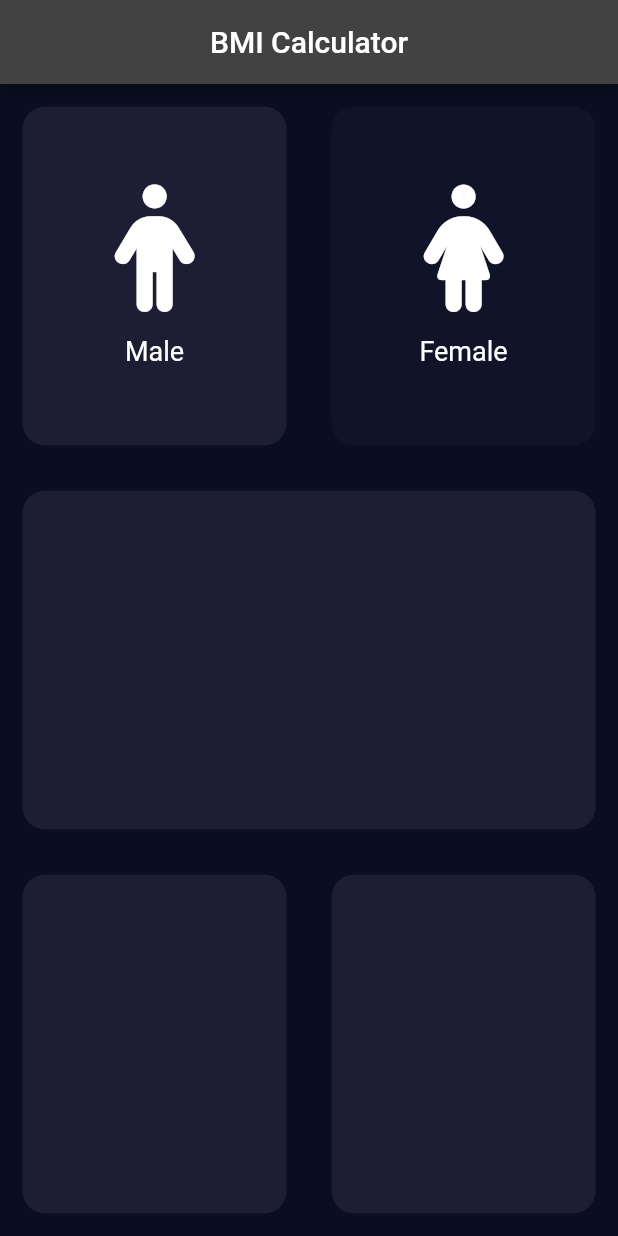
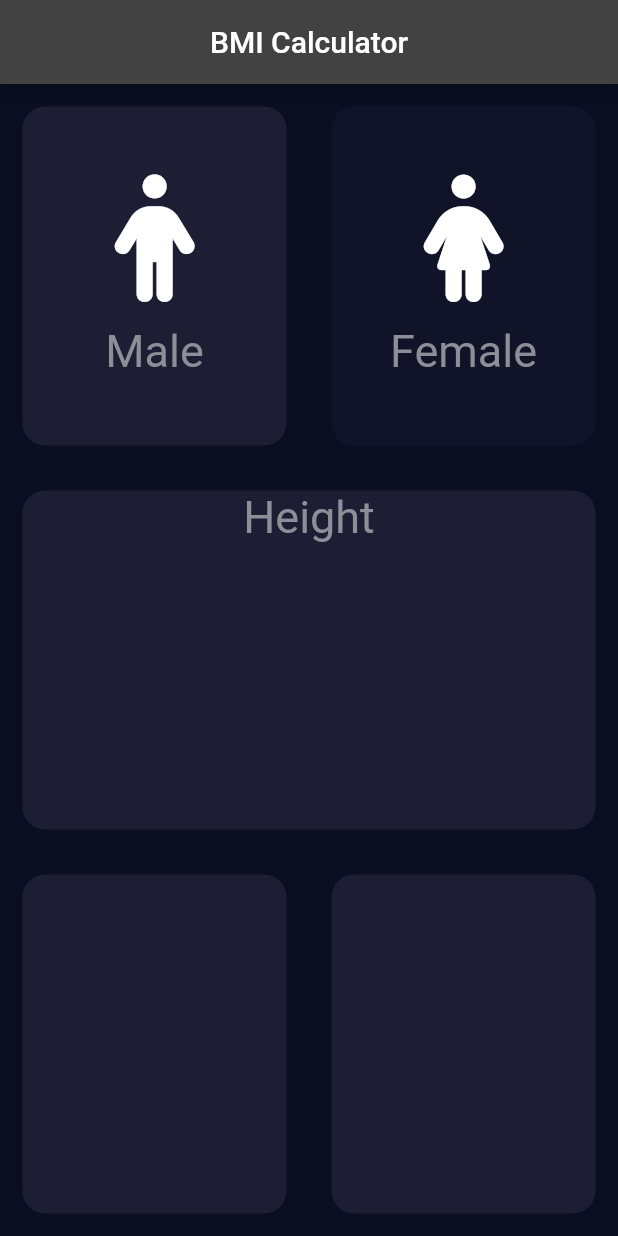
Before and after one commit to suleman24/Mobile-Apps, a Flutter app: the screen it shows after launch, on a phone screen of 412 x 824 dp. Run offline on Flutter 3.47's test engine with Material 2 defaults, Android fonts, the phone set to English and light mode, and no system bars; our stand-ins replace font_awesome_flutter, rflutter_alert; missing offline and left inert: splash_screen_view.

Commit message:
separate file for constants

```diff
--- /dev/null
+++ b/BMI/lib/constant.dart
@@ -0,0 +1,10 @@
+import 'package:flutter/material.dart';
+
+const activecolor = Color(0xFF1D1E33);
+const deactivecolor = Color(0xFF111328);
+
+
+const mylabelstyle=TextStyle(
+fontSize: 30,
+color: Color(0xFF8D8E98),
+);
--- a/BMI/lib/icontext.dart
+++ b/BMI/lib/icontext.dart
@@ -1,5 +1,5 @@
 import 'package:flutter/material.dart';
-
+import 'constant.dart';
 
 class repeattextandicon extends StatelessWidget {
   repeattextandicon({
@@ -20,7 +20,8 @@ class repeattextandicon extends StatelessWidget {
         SizedBox(
           height: 15,
         ),
-        Text(label,style: TextStyle(fontSize: 18,),)
+        Text(label,
+          style: mylabelstyle)
       ],
     );
   }
--- a/BMI/lib/inputpage.dart
+++ b/BMI/lib/inputpage.dart
@@ -1,3 +1,4 @@
+import 'package:bmi/constant.dart';
 import 'package:flutter/cupertino.dart';
 import 'package:flutter/foundation.dart';
 import 'package:flutter/material.dart';
@@ -6,8 +7,8 @@ import 'package:font_awesome_flutter/font_awesome_flutter.dart';
 import 'container.dart';
 import 'icontext.dart';
 
-const activecolor = Color(0xFF1D1E33);
-const deactivecolor = Color(0xFF111328);
+import 'constant.dart';
+
 
 enum gender{
   male,
@@ -36,6 +37,7 @@ class _inputpageState extends State<inputpage> {
 
       ),
       body: Column(
+        crossAxisAlignment: CrossAxisAlignment.stretch,
         children: <Widget>[
           Expanded(child:Row(
             children: <Widget>[
@@ -79,6 +81,12 @@ class _inputpageState extends State<inputpage> {
             children: <Widget>[
               Expanded(child: repeatcontainer(
                 colors: Color(0xFF1D1E33),
+                cardwidget: Column(
+                  children: [
+                    Text('Height',style: mylabelstyle),
+
+                  ],
+                ),
               ) ),
             ],
           )
```
